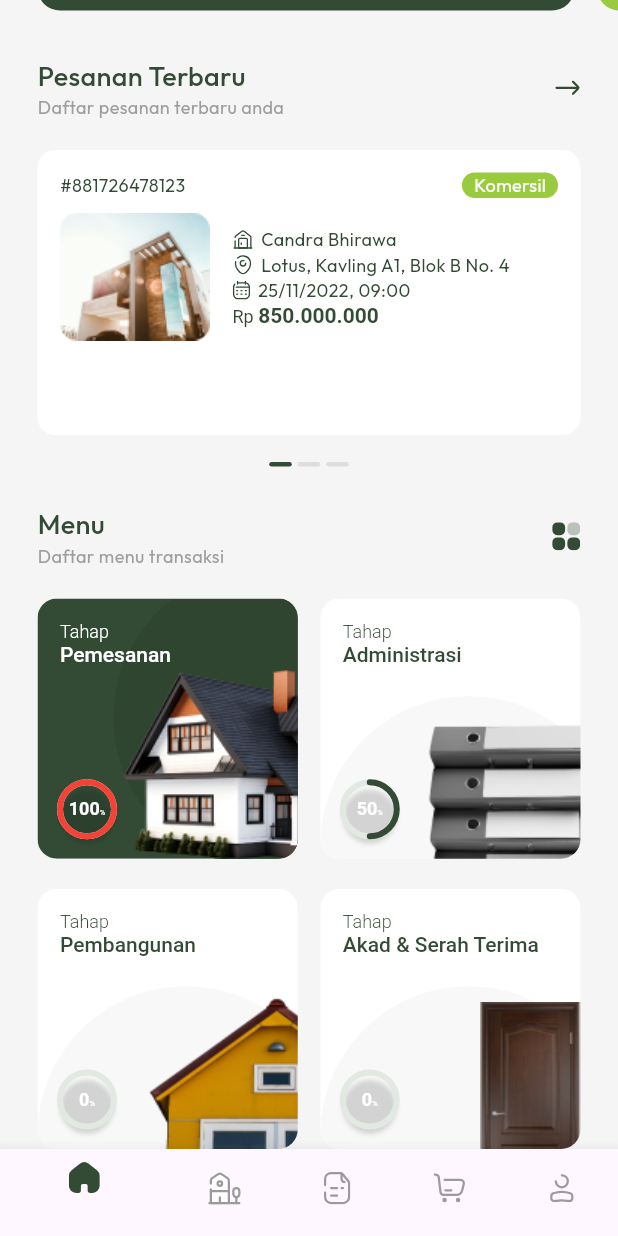
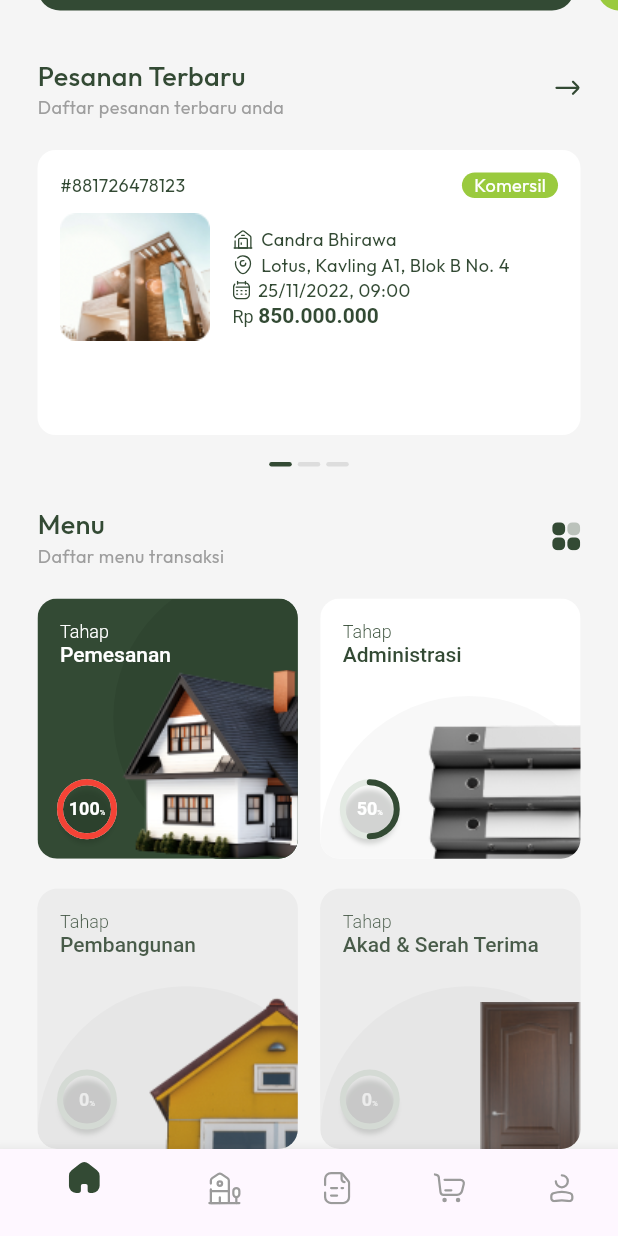
Before and after one commit to dna2121/flutter-ui-home-property, a Flutter app: the HomeOrderView screen opened by its route, scrolled down 281 dp, on a phone screen of 412 x 824 dp. Run offline on Flutter 3.47's test engine with Material 3 defaults, Android fonts, the light colour scheme and no system bars; our stand-ins replace flutter_svg, get.

Commit message:
disable menu button

```diff
--- a/lib/app/modules/home/views/home_order_view.dart
+++ b/lib/app/modules/home/views/home_order_view.dart
@@ -220,6 +220,7 @@ class HomeOrderView extends GetView<HomeController> {
                       value: 0.5,
                       valueColor: AppColor.baseGreen,
                     ),
+                    Stack(children: [
                       MenuCard(
                         colorBaseContainer: AppColor.baseWhite,
                         colorText1: AppColor.baseGreen,
@@ -233,6 +234,14 @@ class HomeOrderView extends GetView<HomeController> {
                         value: 0,
                         valueColor: AppColor.gray400,
                       ),
+                      Container(
+                        decoration: BoxDecoration(
+                          borderRadius: BorderRadius.circular(13),
+                          color: Colors.grey.withOpacity(0.2),
+                        ),
+                      )
+                    ]),
+                    Stack(children: [
                       MenuCard(
                         colorBaseContainer: AppColor.baseWhite,
                         colorText1: AppColor.baseGreen,
@@ -246,6 +255,13 @@ class HomeOrderView extends GetView<HomeController> {
                         value: 0,
                         valueColor: AppColor.gray400,
                       ),
+                      Container(
+                        decoration: BoxDecoration(
+                          borderRadius: BorderRadius.circular(13),
+                          color: Colors.grey.withOpacity(0.2),
+                        ),
+                      )
+                    ]),
                   ],
                 ),
               )
--- a/lib/widget/menu_card.dart
+++ b/lib/widget/menu_card.dart
@@ -2,6 +2,7 @@ import 'package:flutter/material.dart';
 
 import 'progress_percentage.dart';
 
+// ignore: must_be_immutable
 class MenuCard extends StatelessWidget {
   MenuCard(
       {super.key,
--- a/lib/widget/progress_percentage.dart
+++ b/lib/widget/progress_percentage.dart
@@ -2,6 +2,7 @@ import 'package:flutter/material.dart';
 
 import '../color.dart';
 
+// ignore: must_be_immutable
 class ProgressPercentage extends StatelessWidget {
   ProgressPercentage(
       {super.key,
@@ -43,7 +44,8 @@ class ProgressPercentage extends StatelessWidget {
                 children: [
               TextSpan(
                   text: percent,
-                  style: const TextStyle(fontWeight: FontWeight.w600, fontSize: 12)),
+                  style: const TextStyle(
+                      fontWeight: FontWeight.w600, fontSize: 12)),
               const TextSpan(
                   text: "%",
                   style: TextStyle(fontWeight: FontWeight.w500, fontSize: 5))
```
Lines whose indentation alone changed are shown as unchanged.
